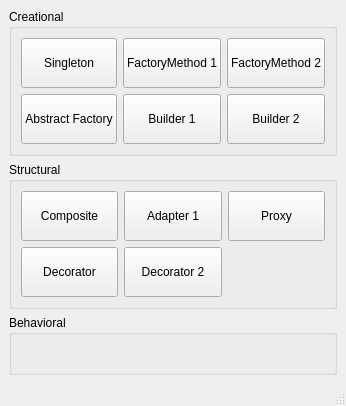
vRFEducation/designpatternsdemo, file mainwindow.ui: the form before one commit.
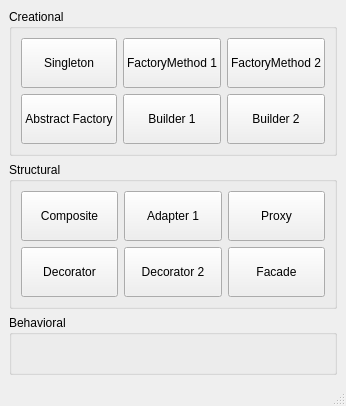
The form after the commit.

Commit message: Facade Demo Added

```diff
--- a/mainwindow.ui
+++ b/mainwindow.ui
@@ -173,6 +173,19 @@
          </property>
         </widget>
        </item>
+       <item row="1" column="2">
+        <widget class="QPushButton" name="btnFacade">
+         <property name="minimumSize">
+          <size>
+           <width>0</width>
+           <height>50</height>
+          </size>
+         </property>
+         <property name="text">
+          <string>Facade</string>
+         </property>
+        </widget>
+       </item>
       </layout>
      </widget>
     </item>
```
The commit also changes 14 other files.
